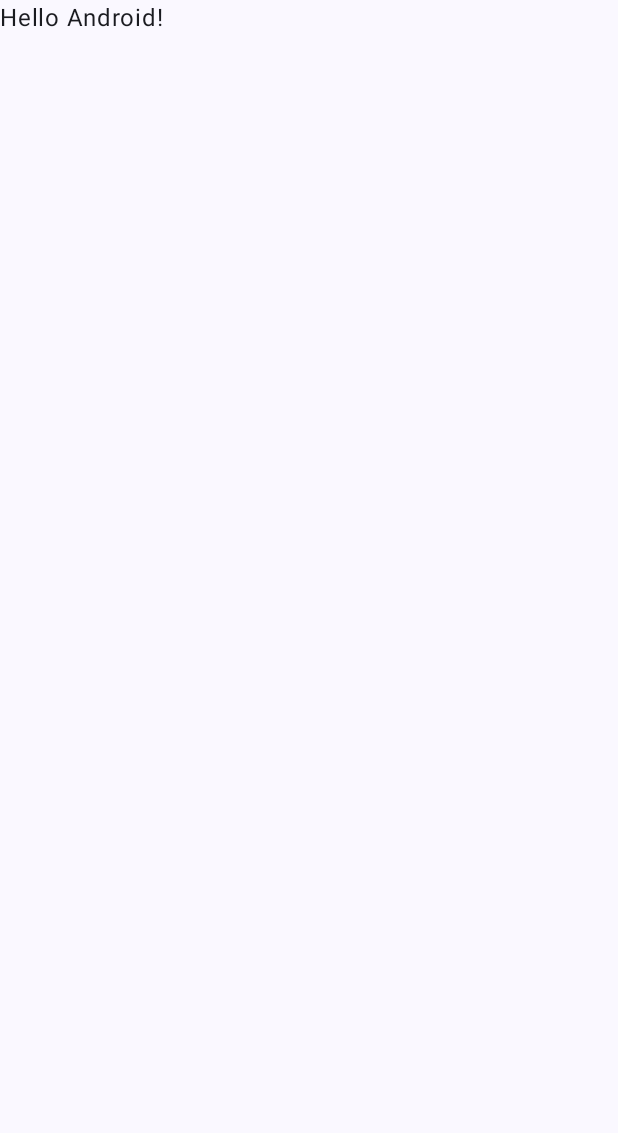
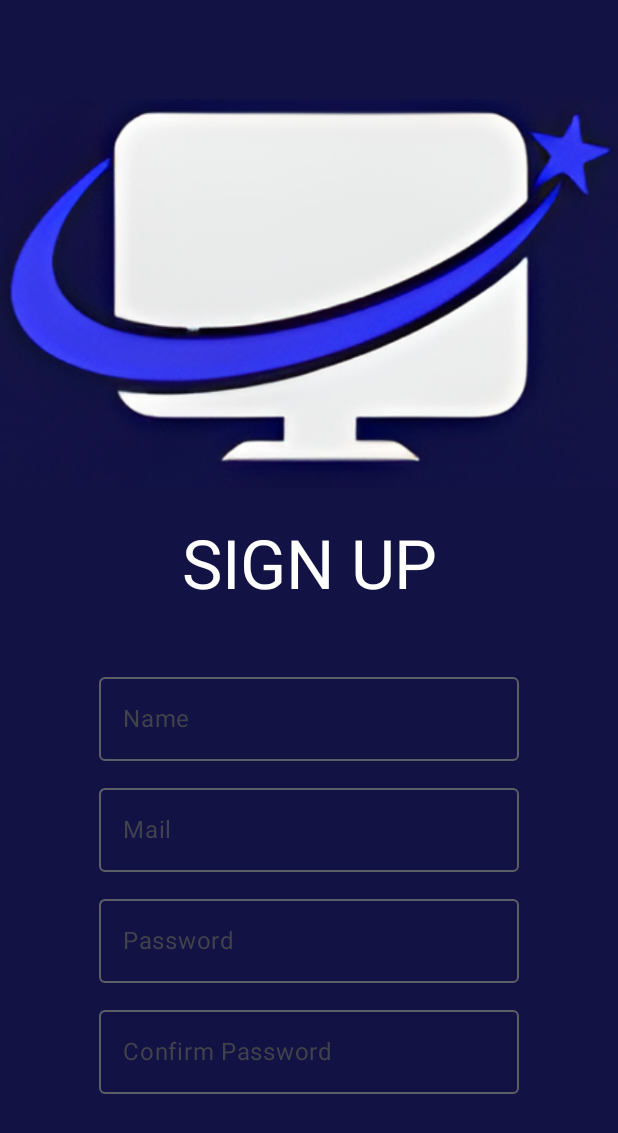
Before and after one commit to IagoMar/ItikrayVV2, an Android app built with Jetpack Compose: the registerScreen screen opened directly, with no data from a screen before it, on a phone screen of 412 x 824 dp. Before the commit the part shown is almost empty. Shown: the top 1133 px of the screen. Run offline under Robolectric (Android 15) with nearby library versions, the phone set to English and light mode, and no system bars; our stand-ins replace constraintlayout-compose.

Commit message:
Creating the preliminar versiona of the page registerScreen.kt

```diff
--- a/app/src/main/java/tikray/iago/tikray2v/screens/principalPage.kt
+++ b/app/src/main/java/tikray/iago/tikray2v/screens/principalPage.kt
@@ -14,7 +14,6 @@ import androidx.compose.runtime.Composable
 import androidx.compose.ui.Modifier
 import androidx.compose.ui.graphics.Color
 import androidx.compose.ui.res.painterResource
-import androidx.compose.ui.text.font.FontFamily
 import androidx.compose.ui.tooling.preview.Preview
 import androidx.compose.ui.unit.dp
 import androidx.compose.ui.unit.sp
@@ -27,7 +26,7 @@ class MainActivity : ComponentActivity() {
         super.onCreate(savedInstanceState)
         setContent {
             Tikray2VTheme {
-                ScreenRegister()
+                ScreenStart()
             }
         }
     }
@@ -35,7 +34,7 @@ class MainActivity : ComponentActivity() {
 
 
 @Composable
-fun ScreenRegister() {
+fun ScreenStart() {
     ConstraintLayout(
         modifier = Modifier
             .fillMaxSize()
@@ -110,8 +109,8 @@ fun ScreenRegister() {
 
 @Preview(showSystemUi = true)
 @Composable
-fun Preview() {
-    ScreenRegister()
+private fun Preview() {
+    ScreenStart()
 
 
 }
--- a/app/src/main/java/tikray/iago/tikray2v/screens/registerScreen.kt
+++ b/app/src/main/java/tikray/iago/tikray2v/screens/registerScreen.kt
@@ -3,13 +3,35 @@ package tikray.iago.tikray2v.screens
 import android.os.Bundle
 import androidx.activity.ComponentActivity
 import androidx.activity.compose.setContent
+import androidx.compose.foundation.Image
+import androidx.compose.foundation.background
+import androidx.compose.foundation.layout.Box
 import androidx.compose.foundation.layout.fillMaxSize
 import androidx.compose.material3.MaterialTheme
+import androidx.compose.material3.OutlinedTextField
+import androidx.compose.material3.OutlinedTextFieldDefaults
 import androidx.compose.material3.Surface
 import androidx.compose.material3.Text
+import androidx.compose.material3.TextField
+import androidx.compose.material3.TextFieldColors
+import androidx.compose.material3.TextFieldDefaults
+import androidx.compose.material3.contentColorFor
 import androidx.compose.runtime.Composable
+import androidx.compose.runtime.getValue
+import androidx.compose.runtime.mutableStateOf
+import androidx.compose.runtime.remember
+import androidx.compose.runtime.setValue
 import androidx.compose.ui.Modifier
+import androidx.compose.ui.graphics.Color
+import androidx.compose.ui.graphics.Shape
+import androidx.compose.ui.res.painterResource
+import androidx.compose.ui.text.TextStyle
 import androidx.compose.ui.tooling.preview.Preview
+import androidx.compose.ui.unit.dp
+import androidx.compose.ui.unit.sp
+import androidx.constraintlayout.compose.ChainStyle
+import androidx.constraintlayout.compose.ConstraintLayout
+import tikray.iago.tikray2v.R
 import tikray.iago.tikray2v.screens.ui.theme.Tikray2VTheme
 
 class registerScreen : ComponentActivity() {
@@ -19,28 +41,153 @@ class registerScreen : ComponentActivity() {
             Tikray2VTheme {
                 // A surface container using the 'background' color from the theme
                 Surface(
-                    modifier = Modifier.fillMaxSize(),
-                    color = MaterialTheme.colorScheme.background
+                    modifier = Modifier.fillMaxSize(), color = MaterialTheme.colorScheme.background
                 ) {
-                    Greeting("Android")
+                    RegisterScreenUi()
+
                 }
             }
         }
     }
 }
 
-@Composable
-fun Greeting(name: String, modifier: Modifier = Modifier) {
-    Text(
-        text = "Hello $name!",
-        modifier = modifier
-    )
+
+
+fun MesurerSecurityPassword() {
+
 }
 
-@Preview(showBackground = true)
+
+
 @Composable
-fun GreetingPreview() {
-    Tikray2VTheme {
-        Greeting("Android")
+fun RegisterScreenUi() {
+    ConstraintLayout(
+        modifier = Modifier
+            .fillMaxSize()
+            .background(Color(19, 18, 69))
+    ) {
+
+        // Definimos las referencias para poder colocar los elementos de forma "relativa"
+        val (logo, title, name, mail, password, barSecurityIndicate, textBarSecurity, confirmPassword) = createRefs()
+        //Definimos el margen de arriba
+        val topMargin = createGuidelineFromTop(0.08f)
+        //Definimos el margen de la izquierda
+        val startMargin = createGuidelineFromStart(0.10f)
+        // Definimos el margen de la derecha
+        val endMargin = createGuidelineFromEnd(0.20f)
+
+        //Definimos los estados para los TextFields
+
+        var textName by remember {
+            mutableStateOf("")
+        }
+
+
+        var textMail by remember {
+            mutableStateOf("")
+        }
+
+
+        var textPassword by remember {
+            mutableStateOf("")
+        }
+        var textConfirmPassword by remember {
+            mutableStateOf("")
+        }
+
+        //Creamos una cadena para unir todos los texFields y hacer que la separación sea relativa
+
+
+        // Creamos una barrera para que la cadena no pise al titulo ni al logo
+
+
+        //logo
+        Image(
+            painter = painterResource(id = R.drawable.logo_empresa),
+            contentDescription = "logo company",
+            modifier = Modifier.constrainAs(logo) {
+                top.linkTo(topMargin)
+                start.linkTo(parent.start)
+                end.linkTo(parent.end)
+
+            }
+        )
+
+        //Titulo
+        Text(
+            text = "SIGN UP",
+            style = TextStyle(fontSize = 45.sp, color = Color.White),
+            modifier = Modifier.constrainAs(title) {
+                top.linkTo(logo.bottom, margin = 25.dp)
+                start.linkTo(parent.start)
+                end.linkTo(parent.end)
+
+            })
+
+
+        // TEXTFIELDS PARA EL REGISTRO
+
+        //name
+        OutlinedTextField(
+            value = textName,
+            onValueChange = { textName = it },
+            label = { Text(text = "Name") },
+            isError = false,
+            modifier = Modifier.constrainAs(name) {
+                top.linkTo(title.bottom, margin = 40.dp)
+                start.linkTo(parent.start)
+                end.linkTo(parent.end)
+
+            }
+        )
+        OutlinedTextField(
+            value = textName,
+            onValueChange = { textName = it },
+            label = { Text(text = "Mail") },
+            isError = false,
+            modifier = Modifier.constrainAs(mail) {
+                top.linkTo(name.bottom, margin = 10.dp)
+                start.linkTo(parent.start)
+                end.linkTo(parent.end)
+
+            }
+        )
+        OutlinedTextField(
+            value = textName,
+            onValueChange = { textName = it },
+            label = { Text(text = "Password") },
+            isError = false,
+            modifier = Modifier.constrainAs(password) {
+                top.linkTo(mail.bottom, margin = 10.dp)
+                start.linkTo(parent.start)
+                end.linkTo(parent.end)
+
+            }
+        )
+
+        OutlinedTextField(
+            value = textName,
+            onValueChange = { textName = it },
+            label = { Text(text = "Confirm Password") },
+            isError = false,
+            modifier = Modifier.constrainAs(confirmPassword) {
+                top.linkTo(password.bottom, margin = 10.dp)
+                start.linkTo(parent.start)
+                end.linkTo(parent.end)
+
+            }
+        )
+
+
     }
+
+
 }
+
+
+@Preview(showSystemUi = true)
+@Composable
+private fun Preview() {
+    RegisterScreenUi()
+
+}
```
